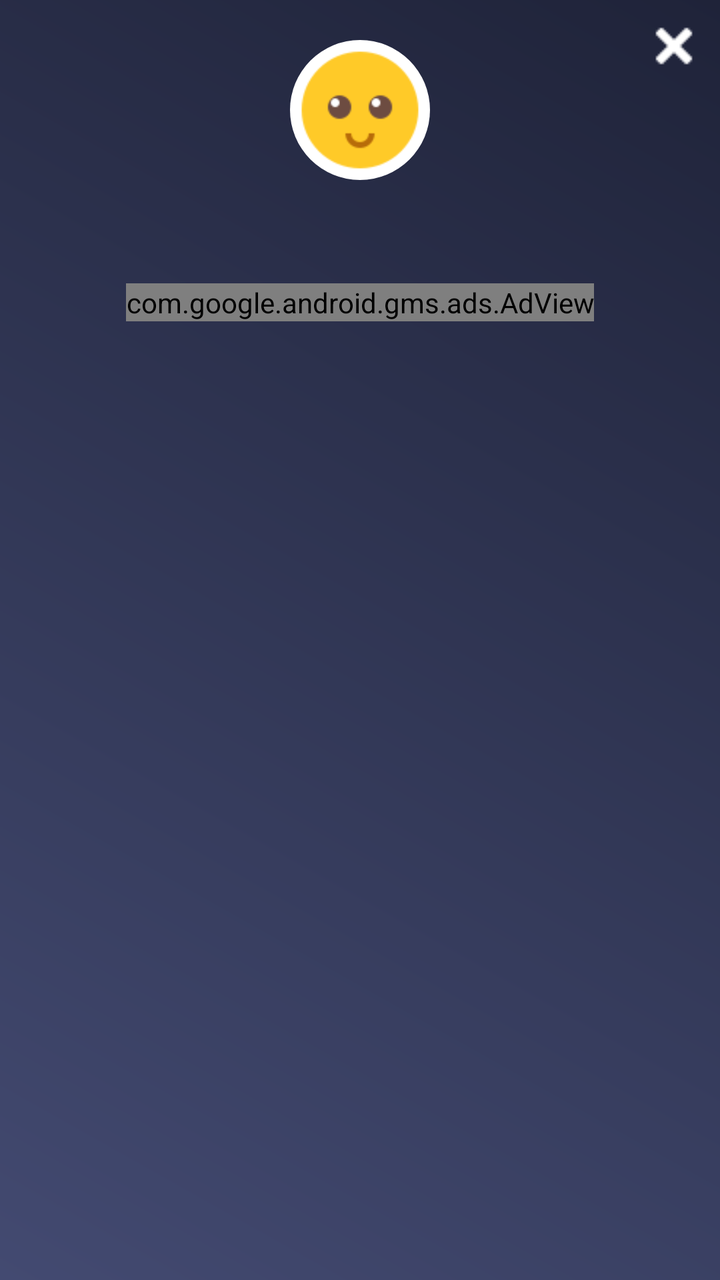
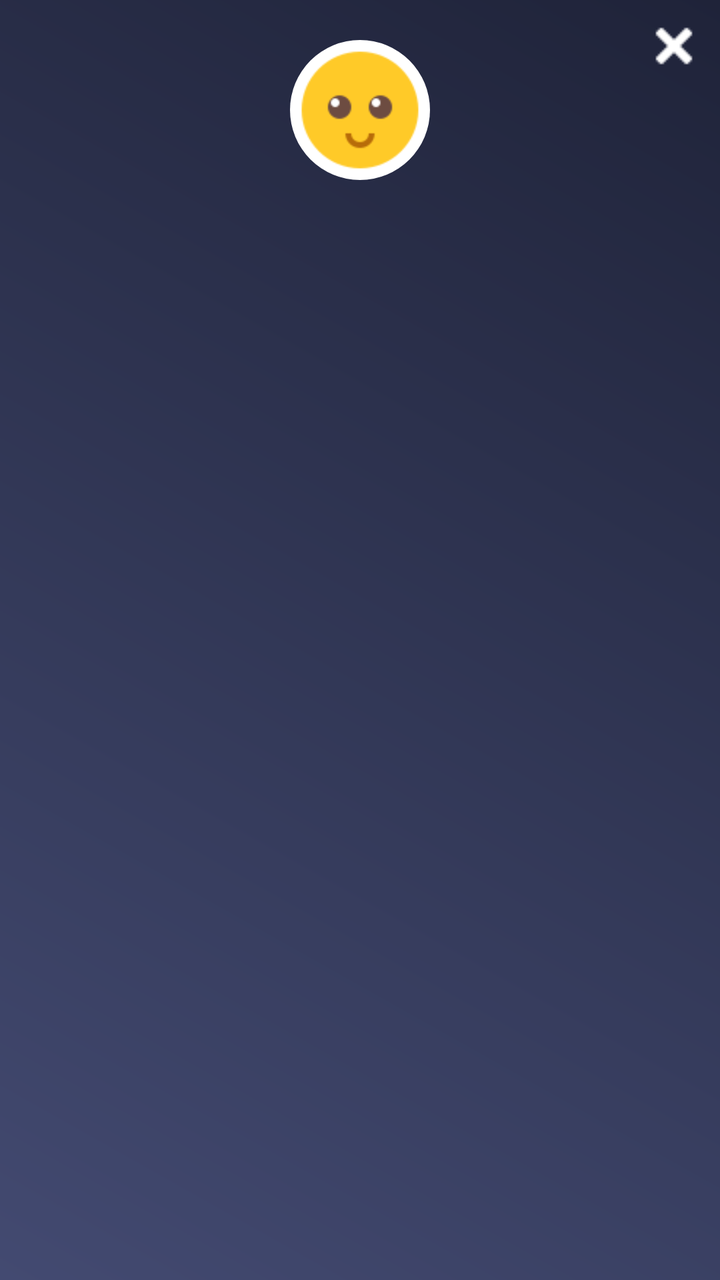

Compare the two renders of this Android layout. The source of the first and the diff that turns it into the second are given below.
<!-- AndroidManifest.xml: application theme AppTheme -->
<!-- res/layout/popup_trademill.xml -->
<?xml version="1.0" encoding="utf-8"?>
<RelativeLayout xmlns:android="http://schemas.android.com/apk/res/android"
    xmlns:aapt="http://schemas.android.com/aapt"
    xmlns:app="http://schemas.android.com/apk/res-auto"
    android:layout_width="280dp"
    android:layout_height="wrap_content"
    android:background="@drawable/a1_grad"
    android:orientation="vertical">

    <ImageView
        android:id="@+id/iv_close"
        android:layout_width="wrap_content"
        android:layout_height="wrap_content"
        android:layout_alignParentRight="true"
        android:layout_gravity="top|bottom|left|right|center_vertical|fill_vertical|center_horizontal|fill_horizontal|center|fill|start|end"
        android:layout_margin="5dp"
        android:padding="5dp"
        android:src="@drawable/ic_close" />

    <ImageView
        android:id="@+id/iv_imoji"
        android:layout_width="70dp"
        android:layout_height="70dp"
        android:layout_centerHorizontal="true"
        android:layout_marginTop="20dp"
        android:background="@drawable/rounded_corner_imoji"
        android:src="@drawable/imoji_default" />

    <TextView
        android:id="@+id/tv_trademill_result"
        android:layout_width="match_parent"
        android:layout_height="wrap_content"
        android:layout_below="@+id/iv_imoji"
        android:layout_marginLeft="10dp"
        android:layout_marginTop="10dp"
        android:layout_marginRight="10dp"
        android:layout_marginBottom="5dp"
        android:gravity="center"
        android:paddingTop="5dp"
        android:paddingBottom="10dp"
        android:textColor="@color/white"
        android:textSize="16dp"
        android:textStyle="bold" />

    <include
        android:id="@+id/ad_layout"
        layout="@layout/native_ad_popup"
        android:layout_width="match_parent"
        android:layout_height="wrap_content"
        android:layout_below="@+id/tv_trademill_result"
        android:layout_gravity="center" />
</RelativeLayout>
<!-- res/layout/native_ad_popup.xml (included above) -->
<?xml version="1.0" encoding="utf-8"?>
<LinearLayout xmlns:android="http://schemas.android.com/apk/res/android"
    xmlns:aapt="http://schemas.android.com/aapt"
    xmlns:app="http://schemas.android.com/apk/res-auto"
    android:layout_width="match_parent"
    android:layout_height="match_parent"
    android:orientation="vertical">

    <com.google.android.gms.ads.AdView
        android:id="@+id/adView"
        android:layout_width="wrap_content"
        android:layout_height="wrap_content"
        android:layout_above="@+id/ll_footer_menu"
        android:layout_gravity="center"
        app:adSize="280x50"
        app:adUnitId="@string/banner_ad_two" />
</LinearLayout>
<!-- resources referenced by this layout -->
<resources>
  <color name="white">#ffffff</color>
  <!-- drawable a1_grad (drawable) -->
  <?xml version="1.0" encoding="utf-8"?>
  <shape xmlns:android="http://schemas.android.com/apk/res/android">
      <gradient
          android:angle="225"
          android:endColor="#434A71"
          android:startColor="#1F2339" />
  
  
  </shape>
  <!-- drawable ic_close: png bitmap (drawable, 258 bytes) -->
  <!-- drawable imoji_default: png bitmap (drawable, 2394 bytes) -->
  <!-- drawable rounded_corner_imoji (drawable) -->
  <?xml version="1.0" encoding="utf-8"?>
  <shape xmlns:android="http://schemas.android.com/apk/res/android"
      xmlns:aapt="http://schemas.android.com/aapt"
      xmlns:app="http://schemas.android.com/apk/res-auto"
      android:shape="rectangle">
      <solid android:color="#ffffff" />
      <stroke
          android:width="0dp"
          android:color="#06000d" />
      <padding
          android:bottom="0dp"
          android:left="0dp"
          android:right="0dp"
          android:top="0dp" />
      <corners android:radius="35dp" />
  </shape>
  <string name="banner_ad_two">ca-app-pub-2957577039807154/5214904011</string>
  <style name="AppTheme" parent="Theme.AppCompat.Light.DarkActionBar">
          
          <item name="colorPrimary">@color/colorPrimary</item>
          <item name="colorPrimaryDark">@color/colorPrimaryDark</item>
          <item name="colorAccent">@color/colorAccent</item>
      </style>
  <color name="colorPrimary">#434A71</color>
  <color name="colorPrimaryDark">#1F2339</color>
  <color name="colorAccent">#1F2339</color>
</resources>

<!-- the commit's change to res/layout/popup_trademill.xml (unified diff, before → after) -->
@@ -42,29 +42,14 @@
         android:textSize="16dp"
         android:textStyle="bold" />
 
-    <include
-        android:id="@+id/ad_layout"
-        layout="@layout/native_ad_popup"
+   
+
+
+    <LinearLayout
+        android:id="@+id/normal_ad_include"
         android:layout_width="match_parent"
         android:layout_height="wrap_content"
-        android:layout_below="@+id/tv_trademill_result"
-        android:layout_gravity="center" />
+        android:orientation="vertical"
+        android:gravity="center"
+        android:layout_below="@+id/tv_trademill_result"/>
 </RelativeLayout>
-<!-- res/layout/native_ad_popup.xml (included above) -->
-<?xml version="1.0" encoding="utf-8"?>
-<LinearLayout xmlns:android="http://schemas.android.com/apk/res/android"
-    xmlns:aapt="http://schemas.android.com/aapt"
-    xmlns:app="http://schemas.android.com/apk/res-auto"
-    android:layout_width="match_parent"
-    android:layout_height="match_parent"
-    android:orientation="vertical">
-
-    <com.google.android.gms.ads.AdView
-        android:id="@+id/adView"
-        android:layout_width="wrap_content"
-        android:layout_height="wrap_content"
-        android:layout_above="@+id/ll_footer_menu"
-        android:layout_gravity="center"
-        app:adSize="280x50"
-        app:adUnitId="@string/banner_ad_two" />
-</LinearLayout>
<!-- resource entries referenced after the edit -->
@@ -30,7 +30,6 @@
           android:top="0dp" />
       <corners android:radius="35dp" />
   </shape>
-  <string name="banner_ad_two">ca-app-pub-2957577039807154/5214904011</string>
   <style name="AppTheme" parent="Theme.AppCompat.Light.DarkActionBar">
           
           <item name="colorPrimary">@color/colorPrimary</item>
